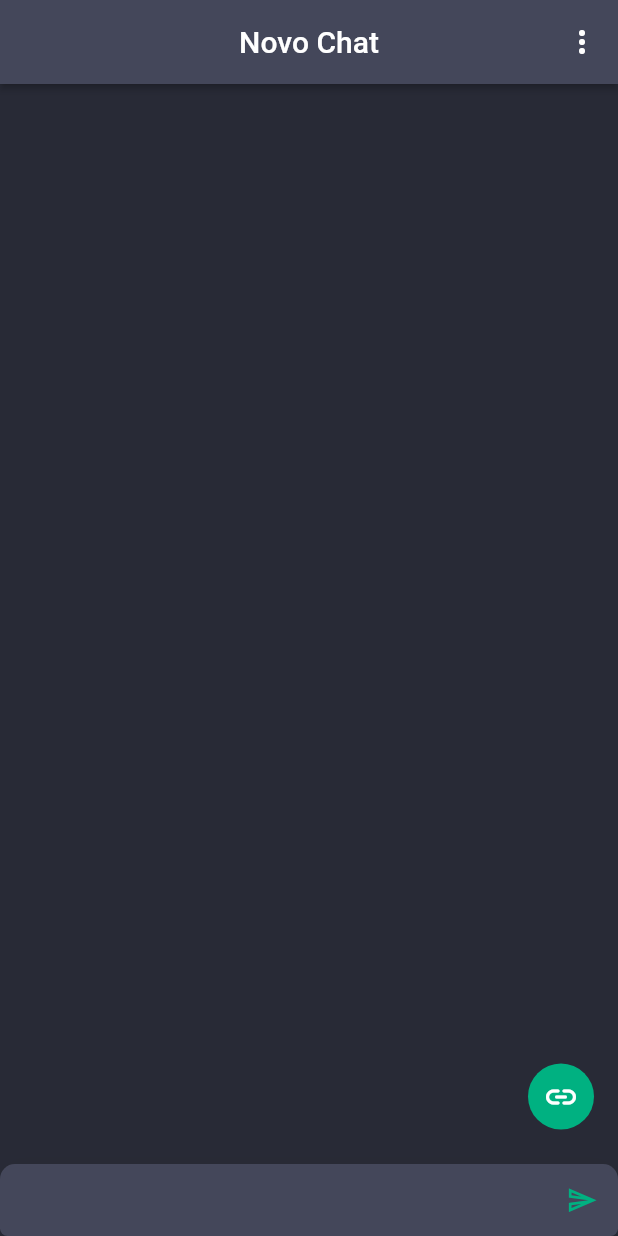
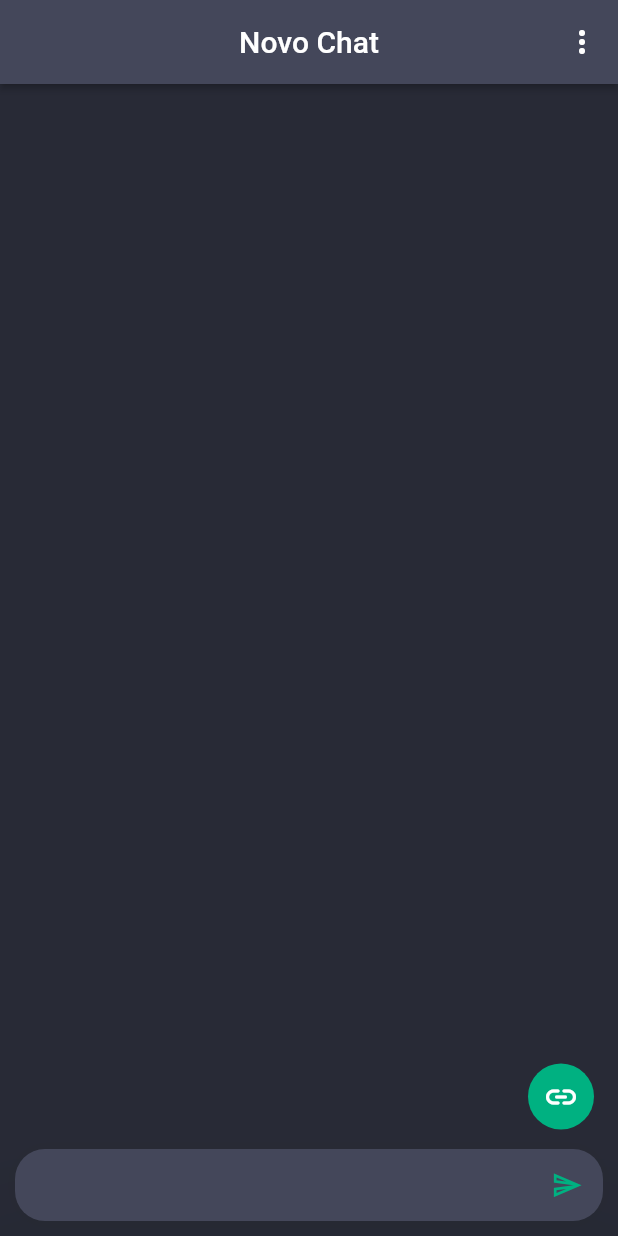
Before and after one commit to Vinnybrunn00/App_ChatGPT, a Flutter app: the screen it shows after launch, on a phone screen of 412 x 824 dp. Run offline on Flutter 3.47's test engine with Material 2 defaults, Android fonts, the light colour scheme and no system bars; our stand-ins replace animated_text_kit, flutter_spinkit.

Commit message:
ChatGPT - [Upgrade]

```diff
--- a/lib/constants/api_consts.dart
+++ b/lib/constants/api_consts.dart
@@ -1,2 +1,3 @@
 String BASE_URL = "https://api.openai.com/v1";
 String API_KEY = "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";
+String REPO_URL = "https://github.com/Vinnybrunn00/App_ChatGPT";
--- a/lib/main.dart
+++ b/lib/main.dart
@@ -1,7 +1,6 @@
 import 'package:chatgpt/providers/chat_provider.dart';
 import 'package:chatgpt/providers/models_provider.dart';
 import 'package:provider/provider.dart';
-
 import 'screens/chat_screen.dart';
 import 'package:flutter/material.dart';
 import 'constants/constants.dart';
--- a/lib/screens/chat_screen.dart
+++ b/lib/screens/chat_screen.dart
@@ -1,5 +1,6 @@
 import 'package:chatgpt/widgets/text_widget.dart';
 import 'package:provider/provider.dart';
+import '../constants/api_consts.dart';
 import '../providers/chat_provider.dart';
 import '../providers/models_provider.dart';
 import '../services/services.dart';
@@ -7,6 +8,7 @@ import '/constants/constants.dart';
 import '/widgets/chat_widget.dart';
 import 'package:flutter/material.dart';
 import 'package:flutter_spinkit/flutter_spinkit.dart';
+import 'package:url_launcher/url_launcher.dart';
 
 class ChatScreen extends StatefulWidget {
   const ChatScreen({super.key});
@@ -37,6 +39,15 @@ class _ChatScreenState extends State<ChatScreen> {
     super.dispose();
   }
 
+  Future<void> _launchUrl() async {
+    if (!await launchUrl(
+      Uri.parse('$REPO_URL'),
+      mode: LaunchMode.externalApplication,
+    )) {
+      throw Exception('Could not launch $_launchUrl');
+    }
+  }
+
   //List<ChatModel> chatList = [];
   @override
   Widget build(BuildContext context) {
@@ -45,8 +56,13 @@ class _ChatScreenState extends State<ChatScreen> {
 
     return Scaffold(
       floatingActionButton: GestureDetector(
-        onTap: () async {
-          print('xuxa');
+        onTap: () {
+          try {
+            _launchUrl();
+            print('click');
+          } catch (e) {
+            print('error $e');
+          }
         },
         child: Container(
           padding: const EdgeInsets.all(10),
@@ -98,14 +114,13 @@ class _ChatScreenState extends State<ChatScreen> {
               const SizedBox(
                 height: 15,
               ),
-              Material(
-                elevation: 50.0,
-                shadowColor: const Color.fromARGB(255, 0, 51, 58),
-                borderRadius: const BorderRadius.vertical(
-                    top: Radius.circular(10), bottom: Radius.circular(5)),
-                color: cardColor,
-                child: Padding(
-                  padding: const EdgeInsets.only(),
+              Container(
+                margin: const EdgeInsets.all(10),
+                child: Material(
+                  elevation: 50.0,
+                  shadowColor: const Color.fromARGB(255, 0, 51, 58),
+                  borderRadius: BorderRadius.circular(20),
+                  color: cardColor,
                   child: Row(
                     children: [
                       Expanded(
@@ -121,7 +136,10 @@ class _ChatScreenState extends State<ChatScreen> {
                                 modelsProvider: modelsProvider,
                                 chatProvider: chatProvider);
                           },
-                          decoration: const InputDecoration.collapsed(
+                          decoration: const InputDecoration(
+                            contentPadding: EdgeInsets.only(left: 10),
+                            border: InputBorder.none,
+                            isCollapsed: true,
                             hintText: null,
                           ),
                         ),
--- a/lib/services/api_service.dart
+++ b/lib/services/api_service.dart
@@ -1,6 +1,5 @@
 import 'dart:convert';
 import 'dart:io';
-import 'dart:convert' show utf8;
 import 'package:chatgpt/constants/api_consts.dart';
 import 'package:chatgpt/models/chat_model.dart';
 import 'package:chatgpt/models/models_model.dart';
--- a/pubspec.yaml
+++ b/pubspec.yaml
@@ -16,7 +16,7 @@ publish_to: 'none' # Remove this line if you wish to publish to pub.dev
 # https://developer.apple.com/library/archive/documentation/General/Reference/InfoPlistKeyReference/Articles/CoreFoundationKeys.html
 # In Windows, build-name is used as the major, minor, and patch parts
 # of the product and file versions while build-number is used as the build suffix.
-version: 1.0.2+1
+version: 1.0.3+1
 
 environment:
   sdk: '>=2.19.4 <3.0.0'
```
Also changed, not shown: 2 other files.
